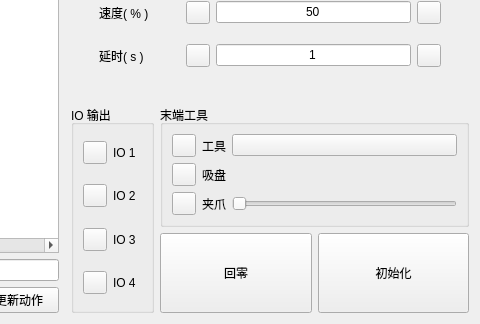
First picture: the form in ui/teach_page.ui, repository CoreJK/blinx_robot_arm_control, before the edit; both pictures show x 888 to 1368 and y 466 to 790 of the 1368 by 790 pixel window.
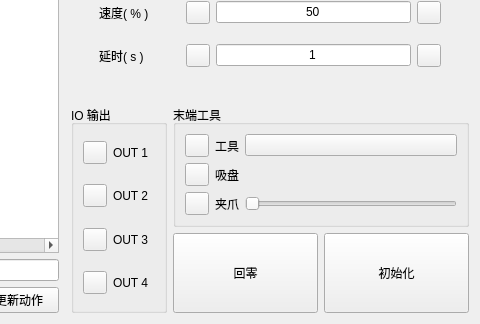
Second picture: the form after the edit. Custom widgets are drawn as their Qt base class.

Commit message:
🔢 chore: IO 控制描述改为"输出"
1. 版本号更新到 4.5.6

Diff of the .ui file:
```diff
--- a/ui/teach_page.ui
+++ b/ui/teach_page.ui
@@ -2194,7 +2194,7 @@
                 <item>
                  <widget class="BodyLabel" name="SwitchButtonOneLable">
                   <property name="text">
-                   <string>IO 1</string>
+                   <string>OUT 1</string>
                   </property>
                  </widget>
                 </item>
@@ -2218,7 +2218,7 @@
                 <item>
                  <widget class="BodyLabel" name="SwitchButtonTwoLable">
                   <property name="text">
-                   <string>IO 2</string>
+                   <string>OUT 2</string>
                   </property>
                  </widget>
                 </item>
@@ -2242,7 +2242,7 @@
                 <item>
                  <widget class="BodyLabel" name="SwitchButtonThreeLable">
                   <property name="text">
-                   <string>IO 3</string>
+                   <string>OUT 3</string>
                   </property>
                  </widget>
                 </item>
@@ -2266,7 +2266,7 @@
                 <item>
                  <widget class="BodyLabel" name="SwitchButtonFourLable">
                   <property name="text">
-                   <string>IO 4</string>
+                   <string>OUT 4</string>
                   </property>
                  </widget>
                 </item>
```
The commit also changes 2 other files.
